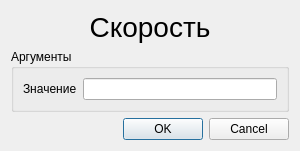
First picture: the form in KAMEditor/gui/commands/velocitydialog.ui, repository Xtail96/SML, before the edit.
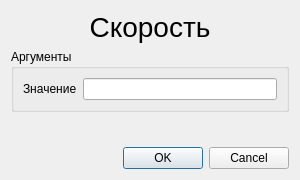
Second picture: the form after the edit.

Diff of the .ui file:
```diff
--- a/KAMEditor/gui/commands/velocitydialog.ui
+++ b/KAMEditor/gui/commands/velocitydialog.ui
@@ -7,7 +7,7 @@
     <x>0</x>
     <y>0</y>
     <width>300</width>
-    <height>150</height>
+    <height>180</height>
    </rect>
   </property>
   <property name="windowTitle">
@@ -54,6 +54,19 @@
      </layout>
     </widget>
    </item>
+   <item>
+    <spacer name="verticalSpacer">
+     <property name="orientation">
+      <enum>Qt::Vertical</enum>
+     </property>
+     <property name="sizeHint" stdset="0">
+      <size>
+       <width>20</width>
+       <height>100</height>
+      </size>
+     </property>
+    </spacer>
+   </item>
    <item>
     <widget class="QDialogButtonBox" name="buttonBox">
      <property name="orientation">
```
